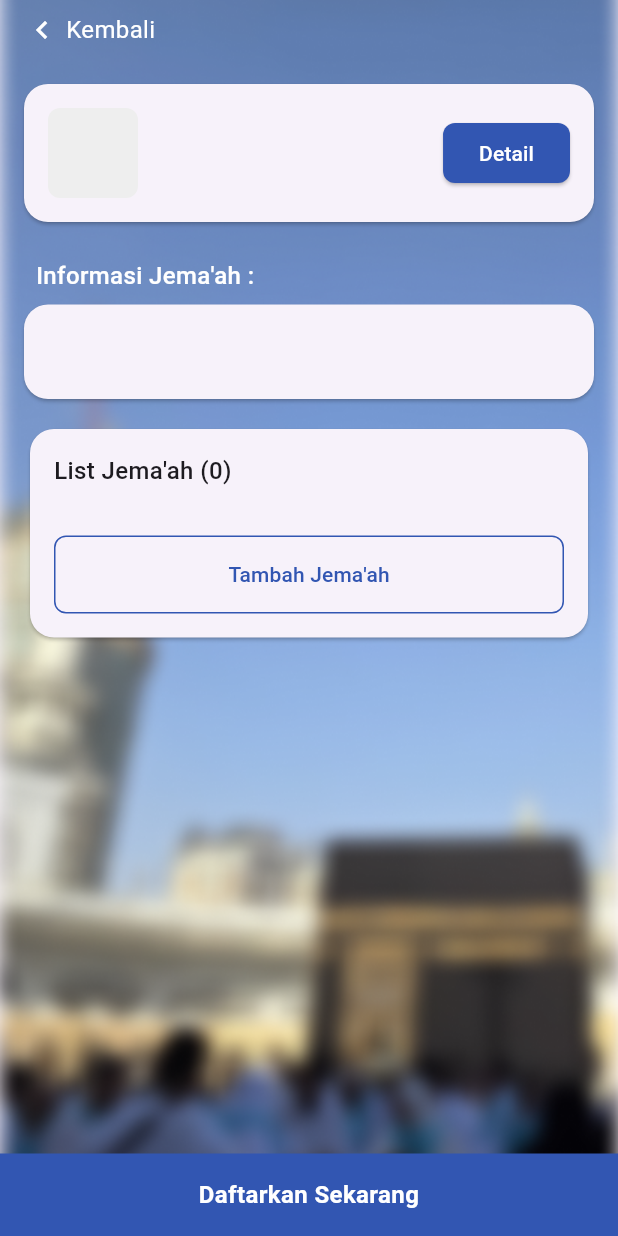
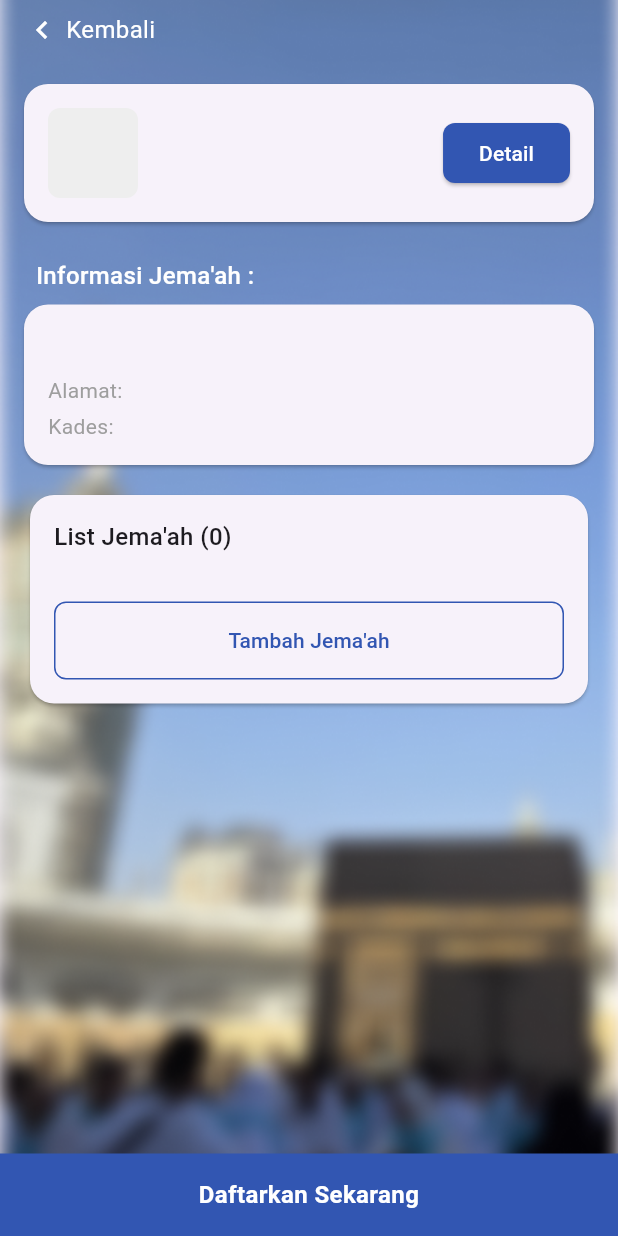
Before and after one commit to Mercuriallz/umroh_mobile, a Flutter app: the BookingJemaahPage screen opened directly with empty values, on a phone screen of 412 x 824 dp. Run offline on Flutter 3.47's test engine with Material 3 defaults, Android fonts, the light colour scheme and no system bars; our stand-ins replace dio, equatable, flutter_bloc, flutter_dotenv, flutter_easyloading, flutter_form_builder and 2 more; accounts and stored records are empty; network calls fail.

Commit message:
major update

```diff
--- a/lib/presentation/book/book_page.dart
+++ b/lib/presentation/book/book_page.dart
@@ -84,8 +84,6 @@ class _BookingJemaahPageState extends State<BookingJemaahPage> {
               ),
             ),
           ),
-
-          // Overlay to darken the background image (optional)
 
           // Main Content
           SafeArea(
@@ -217,11 +215,31 @@ class _BookingJemaahPageState extends State<BookingJemaahPage> {
                                               fontWeight: FontWeight.bold,
                                             ),
                                           ),
-
+                                          Text(
+                                            widget.mainMember["phoneNumber"] ?? "",
+                                            style: const TextStyle(
+                                              fontSize: 14,
+                                              color: Colors.grey,
+                                            ),
+                                          ),
                                         ],
                                       ),
                                       const SizedBox(height: 8),
-
+                                      Text(
+                                        "Alamat: ${widget.mainMember["address"] ?? ""}",
+                                        style: const TextStyle(
+                                          fontSize: 14,
+                                          color: Colors.grey,
+                                        ),
+                                      ),
+                                      const SizedBox(height: 4),
+                                      Text(
+                                        "Kades: ${widget.mainMember["kadesName"] ?? ""}",
+                                        style: const TextStyle(
+                                          fontSize: 14,
+                                          color: Colors.grey,
+                                        ),
+                                      ),
                                     ],
                                   ),
                                 ),
@@ -338,7 +356,7 @@ class _BookingJemaahPageState extends State<BookingJemaahPage> {
                 ),
               ),
               Text(
-                jemaah["phone"] ?? "",
+                jemaah["phoneNumber"] ?? "",
                 style: const TextStyle(
                   fontSize: 14,
                   color: Colors.grey,
@@ -348,7 +366,15 @@ class _BookingJemaahPageState extends State<BookingJemaahPage> {
           ),
           const SizedBox(height: 4),
           Text(
-            jemaah["nik"] ?? "",
+            "Alamat: ${jemaah["address"] ?? ""}",
+            style: const TextStyle(
+              fontSize: 14,
+              color: Colors.grey,
+            ),
+          ),
+          const SizedBox(height: 4),
+          Text(
+            "Kades: ${jemaah["kadesName"] ?? ""}",
             style: const TextStyle(
               fontSize: 14,
               color: Colors.grey,
```
Also changed, not shown: lib/presentation/book/add_information_page.dart (+38 -34 lines).
